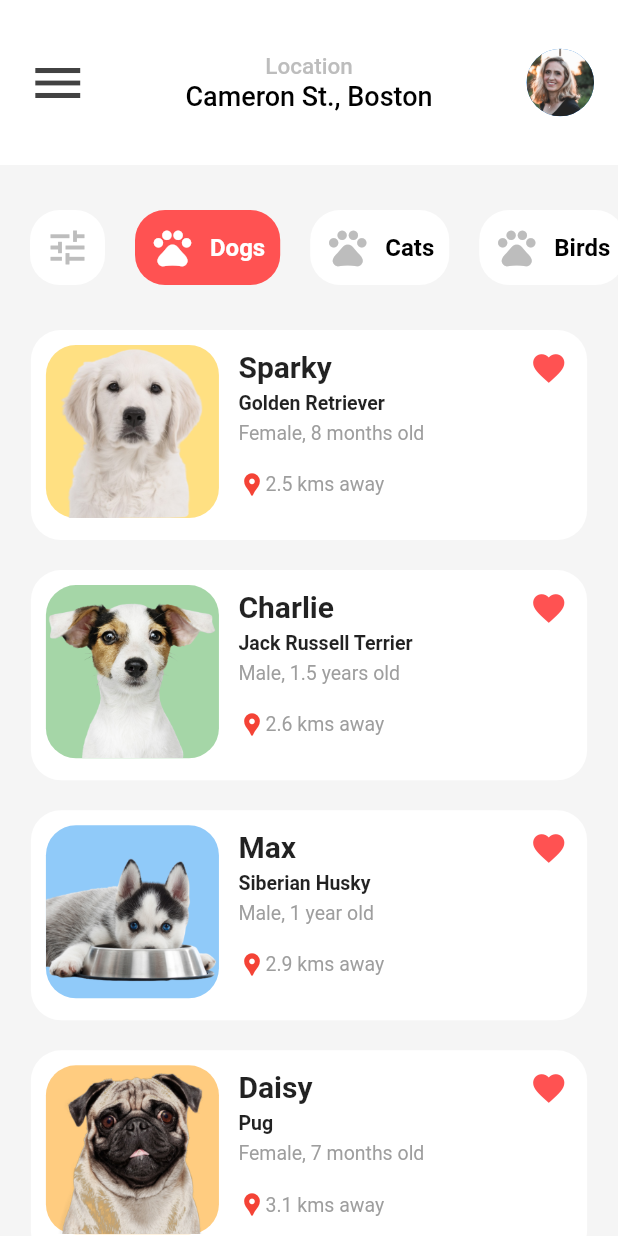
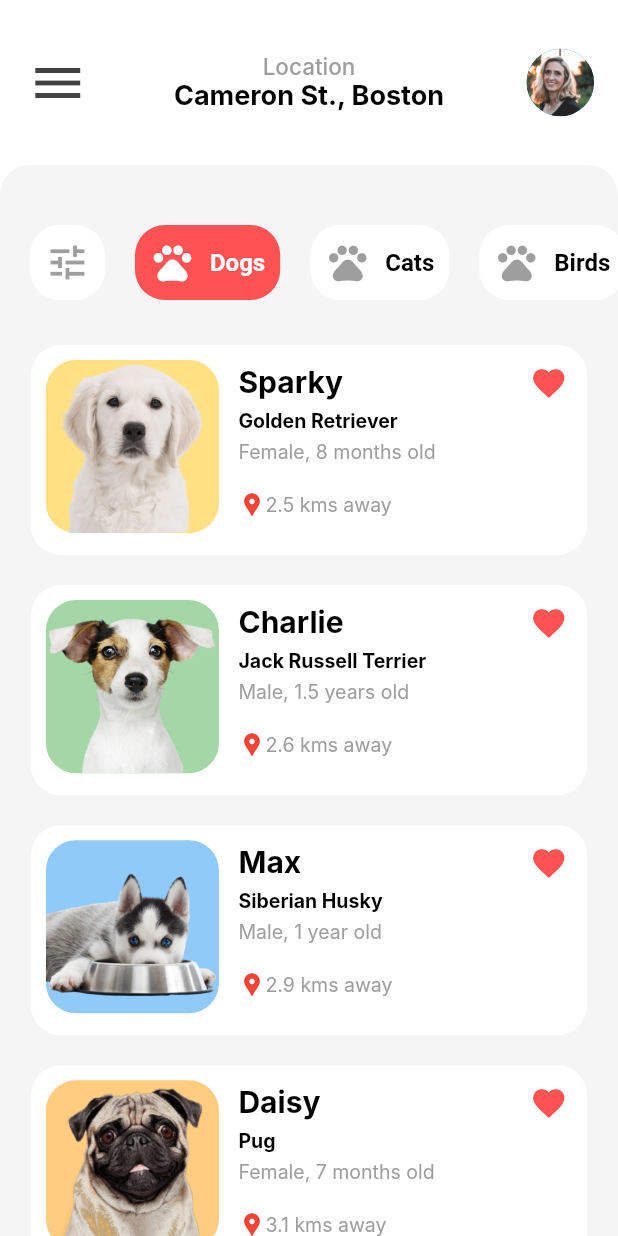
Before and after one commit to dudadiass/challenge_02, a Flutter app: the screen it shows after launch, on a phone screen of 412 x 824 dp. Run offline on Flutter 3.47's test engine with Material 2 defaults, Android fonts, the phone set to English and light mode, and no system bars; Roboto replaces fonts that are missing (Inter).

Commit message:
finished theme

```diff
--- a/lib/app.dart
+++ b/lib/app.dart
@@ -1,4 +1,5 @@
 import 'package:challenge_02/app/pages/home_page.dart';
+import 'package:challenge_02/app/shared/theme/app_theme.dart';
 import 'package:flutter/material.dart';
 
 class MyApp extends StatelessWidget {
@@ -6,10 +7,11 @@ class MyApp extends StatelessWidget {
 
   @override
   Widget build(BuildContext context) {
-    return const MaterialApp(
+    return MaterialApp(
+      theme: AppTheme.themeData(),
       title: 'Flutter Demo',
       debugShowCheckedModeBanner: false,
-      home: HomePage(),
+      home: const HomePage(),
     );
   }
 }
--- a/lib/app/pages/home_page.dart
+++ b/lib/app/pages/home_page.dart
@@ -22,6 +22,7 @@ class _HomePageState extends State<HomePage> {
       body: CustomScrollView(
         slivers: <Widget>[
           const SliverAppBarWidget(),
+          const SliverToBoxAdapterTopWidget(),
           const CategoryListWidget(),
           SliverListWidget(
             animalRepository: animals,
--- a/lib/app/shared/theme/app_theme.dart
+++ b/lib/app/shared/theme/app_theme.dart
@@ -1,11 +1,15 @@
 import 'package:flutter/material.dart';
 
 class AppTheme {
-  static const Color primaryColor = Colors.redAccent;
+  static const Color primaryColor = Color(0xFFFF5252);
   static const Color backgroundColor = Color(0xFFFFFFFF);
   static const Color backgroundContainer = Color(0xFFF5F5F5);
   static const Color textColor = Color(0xFF000000);
-  static const Color text2 = Color(0xFF424242);
+  static const Color textColor2 = Color(0xFF9E9E9E);
+  static const Color textColor3 = Color(0xFFFFFFFF);
+  static const Color iconMenu = Color(0xFF424242);
+  static const Color iconPets = Color(0xFF9E9E9E);
+  static const Color iconPets2 = Color(0xFFFFFFFF);
 
   static ThemeData themeData() {
     return ThemeData(
@@ -15,37 +19,35 @@ class AppTheme {
         headline1: TextStyle(
           fontFamily: 'Inter',
           color: textColor,
-            fontSize: 32,
+          fontSize: 20,
+          fontWeight: FontWeight.bold,
+        ),
+        headline2: TextStyle(
+          fontFamily: 'Inter',
+          color: textColor,
+          fontSize: 18,
           fontWeight: FontWeight.bold,
         ),
         headline3: TextStyle(
           fontFamily: 'Inter',
-            color: textColor,
-            fontSize: 16,
-            fontWeight: FontWeight.bold,
+          color: textColor2,
+          fontSize: 15,
         ),
         headline4: TextStyle(
           fontFamily: 'Inter',
           color: textColor,
-            fontSize: 12,
+          fontSize: 13,
           fontWeight: FontWeight.bold,
         ),
-          bodyText1: TextStyle(
+        headline5: TextStyle(
           fontFamily: 'Inter',
-            color: text2,
-            fontSize: 14,
-            fontWeight: FontWeight.normal,
-          ),
-          bodyText2: TextStyle(
-            fontFamily: 'Inter',
-            color: text2,
-            fontSize: 12,
-            fontWeight: FontWeight.normal,
+          color: textColor2,
+          fontSize: 13,
         ),
       ),
       appBarTheme: const AppBarTheme(
           backgroundColor: backgroundColor,
-          iconTheme: IconThemeData(color: Color(0xFF4F4B3D)),
-        ));
+          iconTheme: IconThemeData(color: iconPets)),
+    );
   }
 }
--- a/lib/app/widgets/home_page_widgets/list_widgets/card_widget.dart
+++ b/lib/app/widgets/home_page_widgets/list_widgets/card_widget.dart
@@ -46,19 +46,13 @@ class CardWidget extends StatelessWidget {
                   Column(
                     crossAxisAlignment: CrossAxisAlignment.start,
                     children: [
-                      Container(
-                        margin: const EdgeInsets.only(top: 0),
-                        child: Row(
-                          children: [
-                            Text(
-                              animals[index].name,
-                              style: const TextStyle(
-                                fontSize: 20,
-                                fontWeight: FontWeight.bold,
-                              ),
-                            ),
-                          ],
-                        ),
+                      Row(
+                        children: [
+                          Text(
+                            animals[index].name,
+                            style: AppTheme.themeData().textTheme.headline1,
+                          ),
+                        ],
                       ),
                       Container(
                         margin: const EdgeInsets.only(top: 5),
@@ -66,8 +60,7 @@ class CardWidget extends StatelessWidget {
                           children: [
                             Text(
                               animals[index].breed,
-                              style: const TextStyle(
-                                  fontSize: 13, fontWeight: FontWeight.bold),
+                              style: AppTheme.themeData().textTheme.headline4,
                             ),
                           ],
                         ),
@@ -78,8 +71,7 @@ class CardWidget extends StatelessWidget {
                           children: [
                             Text(
                               '${animals[index].gender.type}, ${animals[index].age}',
-                              style: const TextStyle(
-                                  fontSize: 13, color: Colors.grey),
+                              style: AppTheme.themeData().textTheme.headline5,
                             ),
                           ],
                         ),
@@ -95,8 +87,7 @@ class CardWidget extends StatelessWidget {
                             ),
                             Text(
                               animals[index].localization,
-                              style: const TextStyle(
-                                  fontSize: 13, color: Colors.grey),
+                              style: AppTheme.themeData().textTheme.headline5,
                             ),
                           ],
                         ),
```
Also changed, not shown: lib/app/widgets/home_page_widgets/app_bar_widgets/app_bar_items_widget.dart (+4 -4 lines), lib/app/widgets/home_page_widgets/category_widgets/category_list_widget.dart (+37 -14 lines), lib/app/widgets/home_page_widgets/category_widgets/sliver_to_box_adapter_top_widget.dart (added, +30 -0 lines). Lines whose indentation alone changed are shown as unchanged.
